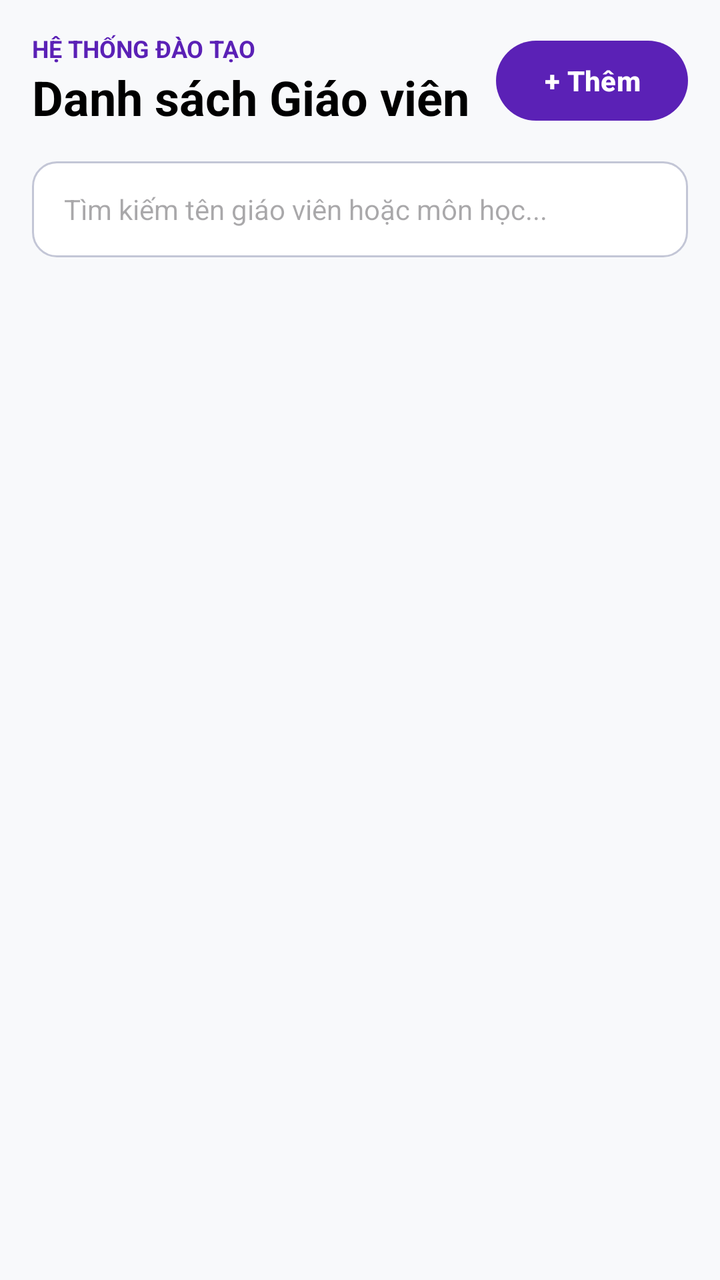
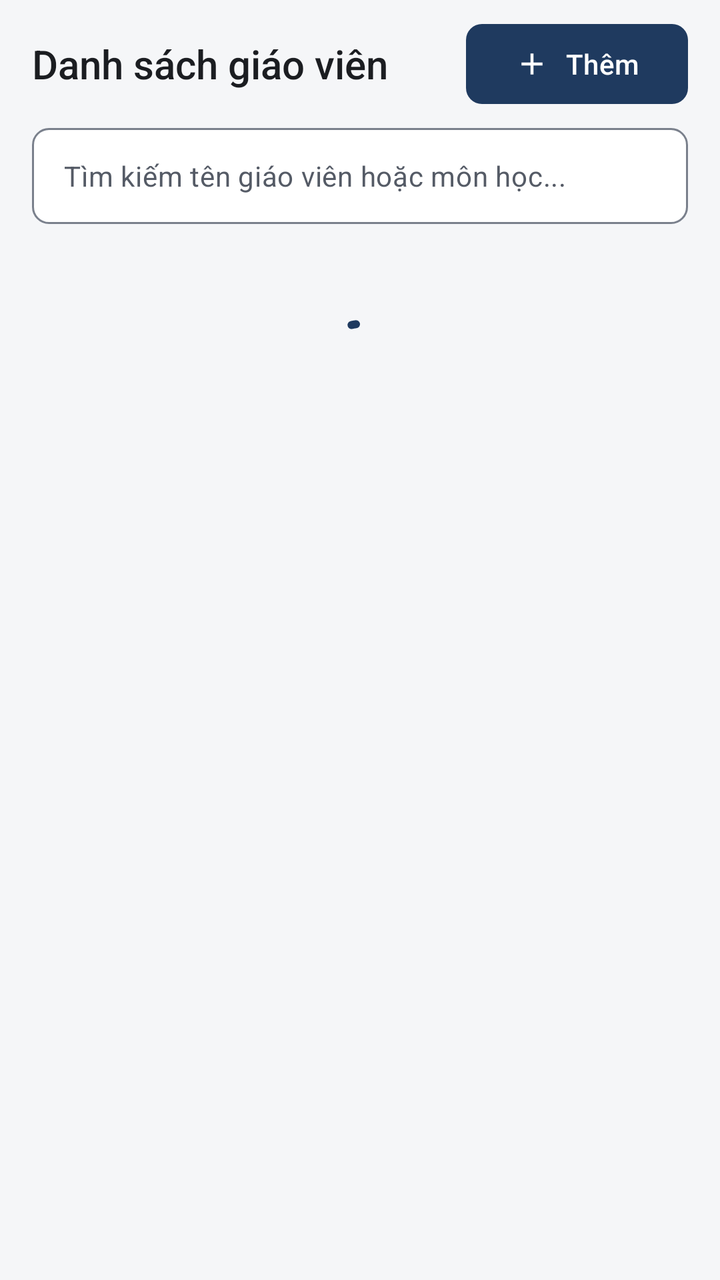

An Android layout rendered at two revisions. The XML below is the earlier revision; the diff shows what the commit changed to produce the second picture.
<!-- AndroidManifest.xml: application theme Theme.Kstudy -->
<!-- res/layout/fragment_manage_teachers.xml -->
<?xml version="1.0" encoding="utf-8"?>
<RelativeLayout xmlns:android="http://schemas.android.com/apk/res/android"
    xmlns:app="http://schemas.android.com/apk/res-auto"
    android:layout_width="match_parent"
    android:layout_height="match_parent"
    android:background="@color/background">

    
    <LinearLayout
        android:id="@+id/teachersHeader"
        android:layout_width="match_parent"
        android:layout_height="wrap_content"
        android:orientation="horizontal"
        android:padding="16dp"
        android:gravity="center_vertical">

        <LinearLayout
            android:layout_width="0dp"
            android:layout_height="wrap_content"
            android:layout_weight="1"
            android:orientation="vertical">

            <TextView
                android:layout_width="wrap_content"
                android:layout_height="wrap_content"
                android:text="HỆ THỐNG ĐÀO TẠO"
                android:textColor="@color/primary"
                android:textSize="12sp"
                android:textStyle="bold" />

            <TextView
                android:layout_width="wrap_content"
                android:layout_height="wrap_content"
                android:text="Danh sách Giáo viên"
                android:textColor="@color/black"
                android:textSize="24sp"
                android:textStyle="bold" />
        </LinearLayout>

        <Button
            android:id="@+id/btnAddTeacher"
            style="@style/Widget.Material3.Button"
            android:layout_width="wrap_content"
            android:layout_height="wrap_content"
            android:text="+ Thêm"
            android:textColor="@color/white"
            android:textSize="14sp"
            android:textStyle="bold" />
    </LinearLayout>

    
    <EditText
        android:id="@+id/etSearchTeacher"
        android:layout_width="match_parent"
        android:layout_height="48dp"
        android:layout_below="@id/teachersHeader"
        android:layout_marginHorizontal="16dp"
        android:layout_marginBottom="12dp"
        android:background="@drawable/bg_edit_text"
        android:hint="Tìm kiếm tên giáo viên hoặc môn học..."
        android:inputType="text"
        android:paddingHorizontal="16dp"
        android:textColor="@color/black"
        android:textSize="14sp" />

    
    <androidx.recyclerview.widget.RecyclerView
        android:id="@+id/rvTeachers"
        android:layout_width="match_parent"
        android:layout_height="match_parent"
        android:layout_below="@id/etSearchTeacher"
        android:clipToPadding="false"
        android:paddingBottom="16dp" />
</RelativeLayout>
<!-- resources referenced by this layout -->
<resources>
  <color name="background">#F8F9FB</color>
  <color name="black">#FF000000</color>
  <color name="primary">#5B21B6</color>
  <color name="white">#FFFFFFFF</color>
  <!-- drawable bg_edit_text (drawable) -->
  <?xml version="1.0" encoding="utf-8"?>
  <shape xmlns:android="http://schemas.android.com/apk/res/android"
      android:shape="rectangle">
      <solid android:color="@color/surface" />
      <corners android:radius="12dp" />
      <stroke
          android:width="1dp"
          android:color="@color/outline_variant" />
  </shape>
  <color name="outline_variant">#C3C6D6</color>
  <style name="Base.Theme.Kstudy" parent="Theme.Material3.Light.NoActionBar">
          
          <item name="colorPrimary">@color/primary</item>
          <item name="colorOnPrimary">@color/white</item>
      </style>
  <!-- unchanged entries left out for length: 2 -->
</resources>

<!-- the commit's change to res/layout/fragment_manage_teachers.xml (unified diff, before → after) -->
@@ -1,74 +1,79 @@
 <?xml version="1.0" encoding="utf-8"?>
-<RelativeLayout xmlns:android="http://schemas.android.com/apk/res/android"
+<LinearLayout xmlns:android="http://schemas.android.com/apk/res/android"
     xmlns:app="http://schemas.android.com/apk/res-auto"
     android:layout_width="match_parent"
     android:layout_height="match_parent"
-    android:background="@color/background">
+    android:background="?android:attr/colorBackground"
+    android:orientation="vertical">
 
-    
     <LinearLayout
         android:id="@+id/teachersHeader"
-        android:layout_width="match_parent"
-        android:layout_height="wrap_content"
-        android:orientation="horizontal"
-        android:padding="16dp"
-        android:gravity="center_vertical">
+        style="@style/Widget.Kstudy.AppBar">
 
-        <LinearLayout
+        <TextView
             android:layout_width="0dp"
             android:layout_height="wrap_content"
             android:layout_weight="1"
-            android:orientation="vertical">
-
-            <TextView
-                android:layout_width="wrap_content"
-                android:layout_height="wrap_content"
-                android:text="HỆ THỐNG ĐÀO TẠO"
-                android:textColor="@color/primary"
-                android:textSize="12sp"
-                android:textStyle="bold" />
-
-            <TextView
-                android:layout_width="wrap_content"
-                android:layout_height="wrap_content"
-                android:text="Danh sách Giáo viên"
-                android:textColor="@color/black"
-                android:textSize="24sp"
-                android:textStyle="bold" />
-        </LinearLayout>
+            android:text="Danh sách giáo viên"
+            android:textAppearance="@style/TextAppearance.Kstudy.Title" />
 
         <Button
             android:id="@+id/btnAddTeacher"
-            style="@style/Widget.Material3.Button"
             android:layout_width="wrap_content"
             android:layout_height="wrap_content"
-            android:text="+ Thêm"
-            android:textColor="@color/white"
-            android:textSize="14sp"
-            android:textStyle="bold" />
+            android:text="Thêm"
+            app:icon="@drawable/ic_add" />
     </LinearLayout>
 
-    
     <EditText
         android:id="@+id/etSearchTeacher"
         android:layout_width="match_parent"
         android:layout_height="48dp"
-        android:layout_below="@id/teachersHeader"
-        android:layout_marginHorizontal="16dp"
+        android:layout_marginHorizontal="@dimen/screen_padding"
         android:layout_marginBottom="12dp"
         android:background="@drawable/bg_edit_text"
         android:hint="Tìm kiếm tên giáo viên hoặc môn học..."
+        android:importantForAutofill="no"
         android:inputType="text"
         android:paddingHorizontal="16dp"
-        android:textColor="@color/black"
-        android:textSize="14sp" />
+        android:textAppearance="@style/TextAppearance.Kstudy.Body"
+        android:textColorHint="?attr/colorOnSurfaceVariant" />
 
-    
-    <androidx.recyclerview.widget.RecyclerView
-        android:id="@+id/rvTeachers"
+    <FrameLayout
         android:layout_width="match_parent"
-        android:layout_height="match_parent"
-        android:layout_below="@id/etSearchTeacher"
-        android:clipToPadding="false"
-        android:paddingBottom="16dp" />
-</RelativeLayout>
+        android:layout_height="match_parent">
+
+        <androidx.recyclerview.widget.RecyclerView
+            android:id="@+id/rvTeachers"
+            android:layout_width="match_parent"
+            android:layout_height="match_parent"
+            android:clipToPadding="false"
+            android:paddingHorizontal="@dimen/screen_padding"
+            android:paddingBottom="16dp" />
+
+        <include layout="@layout/view_list_state" />
+    </FrameLayout>
+</LinearLayout>
+<!-- res/layout/view_list_state.xml (included above) -->
+<?xml version="1.0" encoding="utf-8"?>
+<FrameLayout xmlns:android="http://schemas.android.com/apk/res/android"
+    android:layout_width="match_parent"
+    android:layout_height="wrap_content"
+    android:paddingHorizontal="@dimen/screen_padding"
+    android:paddingVertical="32dp">
+
+    <com.google.android.material.progressindicator.CircularProgressIndicator
+        android:id="@+id/pbListLoading"
+        android:layout_width="wrap_content"
+        android:layout_height="wrap_content"
+        android:layout_gravity="center_horizontal"
+        android:indeterminate="true" />
+
+    <TextView
+        android:id="@+id/tvListEmpty"
+        android:layout_width="match_parent"
+        android:layout_height="wrap_content"
+        android:gravity="center"
+        android:textAppearance="@style/TextAppearance.Kstudy.Body.Secondary"
+        android:visibility="gone" />
+</FrameLayout>
<!-- resource entries referenced after the edit -->
@@ -1,25 +1,171 @@
 <!-- resources referenced by this layout -->
 <resources>
-  <color name="background">#F8F9FB</color>
-  <color name="black">#FF000000</color>
-  <color name="primary">#5B21B6</color>
-  <color name="white">#FFFFFFFF</color>
+  <dimen name="screen_padding">16dp</dimen>
+  <color name="background">#F5F6F8</color>
+  <color name="on_surface">#1B1D21</color>
+  <color name="surface_container">#ECEEF2</color>
+  <color name="text_secondary">#555B66</color>
+  <color name="surface_inverse">#2F3237</color>
+  <color name="on_surface_inverse">#F1F2F4</color>
+  <color name="surface_dim">#DCDEE3</color>
+  <color name="surface_container_low">#F5F6F8</color>
+  <color name="surface_container_high">#E4E7EC</color>
+  <color name="primary">#1F3A5F</color>
+  <color name="outline">#7A808C</color>
+  <dimen name="app_bar_height">64dp</dimen>
   <!-- drawable bg_edit_text (drawable) -->
   <?xml version="1.0" encoding="utf-8"?>
-  <shape xmlns:android="http://schemas.android.com/apk/res/android"
-      android:shape="rectangle">
-      <solid android:color="@color/surface" />
-      <corners android:radius="12dp" />
-      <stroke
-          android:width="1dp"
-          android:color="@color/outline_variant" />
-  </shape>
-  <color name="outline_variant">#C3C6D6</color>
+  <selector xmlns:android="http://schemas.android.com/apk/res/android">
+      <item android:state_focused="true">
+          <shape android:shape="rectangle">
+              <solid android:color="@color/surface" />
+              <corners android:radius="@dimen/radius_control" />
+              <stroke
+                  android:width="2dp"
+                  android:color="@color/primary" />
+          </shape>
+      </item>
+      <item>
+          <shape android:shape="rectangle">
+              <solid android:color="@color/surface" />
+              <corners android:radius="@dimen/radius_control" />
+              <stroke
+                  android:width="1dp"
+                  android:color="@color/outline" />
+          </shape>
+      </item>
+  </selector>
+  <!-- drawable ic_add (drawable) -->
+  <vector xmlns:android="http://schemas.android.com/apk/res/android"
+      android:width="24dp"
+      android:height="24dp"
+      android:viewportWidth="24"
+      android:viewportHeight="24">
+      <path
+          android:fillColor="#FF000000"
+          android:pathData="M19,13h-6v6h-2v-6H5v-2h6V5h2v6h6v2z" />
+  </vector>
+  <style name="TextAppearance.Kstudy.Body" parent="TextAppearance.Material3.BodyMedium">
+          <item name="android:textColor">?attr/colorOnSurface</item>
+      </style>
+  <style name="TextAppearance.Kstudy.Body.Secondary">
+          <item name="android:textColor">?attr/colorOnSurfaceVariant</item>
+      </style>
+  <style name="TextAppearance.Kstudy.Title" parent="TextAppearance.Material3.TitleLarge">
+          <item name="android:textSize">20sp</item>
+          <item name="android:fontFamily">sans-serif-medium</item>
+          <item name="fontFamily">sans-serif-medium</item>
+          <item name="android:textColor">?attr/colorOnSurface</item>
+      </style>
+  <style name="Widget.Kstudy.AppBar" parent="">
+          <item name="android:layout_width">match_parent</item>
+          <item name="android:layout_height">wrap_content</item>
+          <item name="android:minHeight">@dimen/app_bar_height</item>
+          <item name="android:orientation">horizontal</item>
+          <item name="android:gravity">center_vertical</item>
+          <item name="android:paddingStart">@dimen/screen_padding</item>
+          <item name="android:paddingEnd">@dimen/screen_padding</item>
+          <item name="android:paddingTop">8dp</item>
+          <item name="android:paddingBottom">8dp</item>
+          <item name="android:clipToPadding">false</item>
+      </style>
+  <dimen name="radius_control">8dp</dimen>
+  <color name="outline_variant">#DDE0E6</color>
+  <color name="error">#B3261E</color>
+  <color name="error_container">#FBEAE8</color>
+  <color name="on_error_container">#5F1410</color>
+  <dimen name="radius_container">12dp</dimen>
+  <style name="Widget.Kstudy.Button" parent="Widget.Material3.Button">
+          <item name="shapeAppearanceOverlay">@style/ShapeAppearanceOverlay.Kstudy.Control</item>
+      </style>
+  <style name="Widget.Kstudy.Button.Outlined" parent="Widget.Material3.Button.OutlinedButton">
+          <item name="shapeAppearanceOverlay">@style/ShapeAppearanceOverlay.Kstudy.Control</item>
+      </style>
+  <style name="Widget.Kstudy.Button.Text" parent="Widget.Material3.Button.TextButton">
+          <item name="shapeAppearanceOverlay">@style/ShapeAppearanceOverlay.Kstudy.Control</item>
+          <item name="android:minWidth">56dp</item>
+      </style>
+  <style name="ThemeOverlay.Kstudy.MaterialAlertDialog" parent="ThemeOverlay.Material3.MaterialAlertDialog">
+          <item name="alertDialogStyle">@style/MaterialAlertDialog.Kstudy</item>
+          <item name="buttonBarPositiveButtonStyle">@style/Widget.Kstudy.Button.Text.Dialog</item>
+          <item name="buttonBarNegativeButtonStyle">@style/Widget.Kstudy.Button.Text.Dialog</item>
+          <item name="buttonBarNeutralButtonStyle">@style/Widget.Kstudy.Button.Text.Dialog.Flush</item>
+      </style>
+  <style name="ShapeAppearanceOverlay.Kstudy.Control" parent="">
+          <item name="cornerFamily">rounded</item>
+          <item name="cornerSize">@dimen/radius_control</item>
+      </style>
+  <style name="MaterialAlertDialog.Kstudy" parent="MaterialAlertDialog.Material3">
+          <item name="backgroundTint">?attr/colorSurface</item>
+      </style>
+  <style name="Widget.Kstudy.Button.Text.Dialog" parent="Widget.Material3.Button.TextButton.Dialog">
+          <item name="shapeAppearanceOverlay">@style/ShapeAppearanceOverlay.Kstudy.Control</item>
+      </style>
+  <style name="Widget.Kstudy.Button.Text.Dialog.Flush">
+          <item name="android:layout_marginStart">0dp</item>
+          <item name="android:layout_marginLeft">0dp</item>
+      </style>
   <style name="Base.Theme.Kstudy" parent="Theme.Material3.Light.NoActionBar">
           
           <item name="colorPrimary">@color/primary</item>
-          <item name="colorOnPrimary">@color/white</item>
+          <item name="colorOnPrimary">@color/on_primary</item>
+          <item name="colorPrimaryContainer">@color/primary_container</item>
+          <item name="colorOnPrimaryContainer">@color/on_primary_container</item>
+          <item name="colorPrimaryInverse">@color/primary_inverse</item>
+          <item name="colorSecondary">@color/secondary</item>
+          <item name="colorOnSecondary">@color/on_primary</item>
+          <item name="colorSecondaryContainer">@color/secondary_container</item>
+          <item name="colorOnSecondaryContainer">@color/on_secondary_container</item>
+          <item name="colorTertiary">@color/secondary</item>
+          <item name="colorOnTertiary">@color/on_primary</item>
+          <item name="colorTertiaryContainer">@color/secondary_container</item>
+          <item name="colorOnTertiaryContainer">@color/on_secondary_container</item>
+          <item name="android:colorBackground">@color/background</item>
+          <item name="colorOnBackground">@color/on_surface</item>
+          <item name="colorSurface">@color/surface</item>
+          <item name="colorOnSurface">@color/on_surface</item>
+          <item name="colorSurfaceVariant">@color/surface_container</item>
+          <item name="colorOnSurfaceVariant">@color/text_secondary</item>
+          <item name="colorSurfaceInverse">@color/surface_inverse</item>
+          <item name="colorOnSurfaceInverse">@color/on_surface_inverse</item>
+          <item name="colorSurfaceBright">@color/surface</item>
+          <item name="colorSurfaceDim">@color/surface_dim</item>
+          <item name="colorSurfaceContainerLowest">@color/surface</item>
+          <item name="colorSurfaceContainerLow">@color/surface_container_low</item>
+          <item name="colorSurfaceContainer">@color/surface_container</item>
+          <item name="colorSurfaceContainerHigh">@color/surface_container_high</item>
+          <item name="colorSurfaceContainerHighest">@color/surface_container_high</item>
+          <item name="colorOutline">@color/outline</item>
+          <item name="colorOutlineVariant">@color/outline_variant</item>
+          <item name="colorError">@color/error</item>
+          <item name="colorOnError">@color/on_primary</item>
+          <item name="colorErrorContainer">@color/error_container</item>
+          <item name="colorOnErrorContainer">@color/on_error_container</item>
+  
+          
+          <item name="elevationOverlayEnabled">false</item>
+  
+          
+          <item name="shapeCornerSizeExtraSmall">@dimen/radius_control</item>
+          <item name="shapeCornerSizeSmall">@dimen/radius_control</item>
+          <item name="shapeCornerSizeMedium">@dimen/radius_container</item>
+          <item name="shapeCornerSizeLarge">@dimen/radius_container</item>
+          <item name="shapeCornerSizeLargeIncreased">@dimen/radius_container</item>
+          <item name="shapeCornerSizeExtraLarge">@dimen/radius_container</item>
+          <item name="shapeCornerSizeExtraLargeIncreased">@dimen/radius_container</item>
+  
+          <item name="materialButtonStyle">@style/Widget.Kstudy.Button</item>
+          <item name="materialButtonOutlinedStyle">@style/Widget.Kstudy.Button.Outlined</item>
+          <item name="borderlessButtonStyle">@style/Widget.Kstudy.Button.Text</item>
+          <item name="materialAlertDialogTheme">@style/ThemeOverlay.Kstudy.MaterialAlertDialog</item>
       </style>
+  <color name="on_primary">#FFFFFF</color>
+  <color name="primary_container">#E2E9F3</color>
+  <color name="on_primary_container">#14263F</color>
+  <color name="primary_inverse">#A9C1E3</color>
+  <color name="secondary">#56606E</color>
+  <color name="secondary_container">#E7EAEF</color>
+  <color name="on_secondary_container">#1C2430</color>
   <!-- unchanged entries left out for length: 2 -->
 </resources>
 
